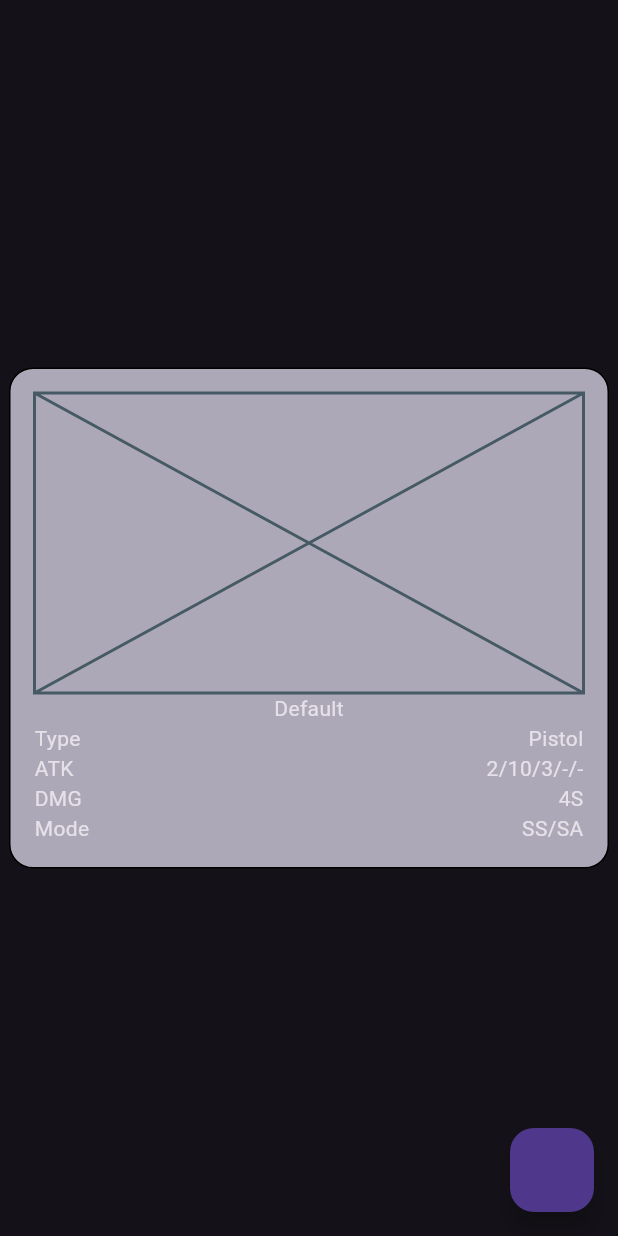
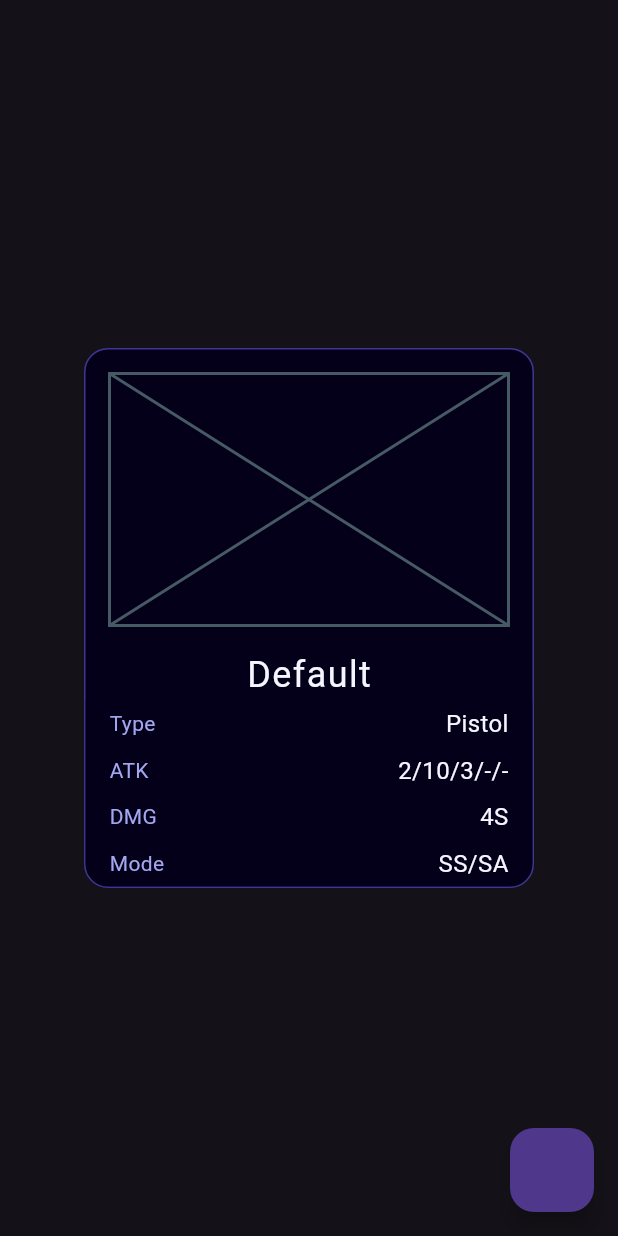
Before and after one commit to osekine/shadowrun_6e_player_helper, a Flutter app: the screen it shows after launch, on a phone screen of 412 x 824 dp. Run offline on Flutter 3.47's test engine with Material 3 defaults, Android fonts, the phone set to English and light mode, and no system bars; missing offline and left inert: theme_tailor_annotation; Roboto replaces fonts that are missing (Ubuntu Sans).

Commit message:
enchancments for card

```diff
--- a/lib/view/features/items/item_card.dart
+++ b/lib/view/features/items/item_card.dart
@@ -1,4 +1,5 @@
 import 'package:flutter/material.dart';
+import 'package:shadowrun_6e_player_helper/utils/app_themes.dart';
 import 'package:shadowrun_6e_player_helper_view_model/shadowrun_6e_player_helper_view_model.dart';
 
 class ItemCard extends StatelessWidget {
@@ -8,26 +9,46 @@ class ItemCard extends StatelessWidget {
   @override
   Widget build(BuildContext context) {
     return Container(
-      width: 400,
-      padding: const EdgeInsets.all(16.0),
+      width: 300,
       decoration: BoxDecoration(
-        color: Color.fromARGB(255, 173, 168, 183),
+        color: context.appTheme.background,
         borderRadius: BorderRadius.circular(16),
-        border: Border.all(),
+        border: Border.all(color: context.appTheme.border),
       ),
+      child: ClipRRect(
+        borderRadius: BorderRadius.circular(16),
         child: Column(
           mainAxisSize: MainAxisSize.min,
           children: [
-          SizedBox(height: 200, child: const Placeholder()),
-          Text(vm.name), // HEADER
-          for (final a in vm.properties.entries) ...[
-            Row(
+            SizedBox(height: 200, child: Padding(
+              padding: const EdgeInsets.all(16.0),
+              child: const Placeholder(),
+            )),
+            Text(vm.name, style: context.appTheme.header),
+            for (int i = 0; i < vm.properties.length; ++i) ...[
+              Container(
+                color: i % 2 == 1
+                    ? context.appTheme.background
+                    : context.appTheme.backgroundDark,
+                padding: EdgeInsets.symmetric(horizontal: 16, vertical: 4),
+                child: Row(
                   mainAxisAlignment: MainAxisAlignment.spaceBetween,
-              children: [Text(a.key), Text(a.value)],
+                  children: [
+                    Text(
+                      vm.properties.entries.elementAt(i).key,
+                      style: context.appTheme.description,
+                    ),
+                    Text(
+                      vm.properties.entries.elementAt(i).value,
+                      style: context.appTheme.body,
+                    ),
+                  ],
+                ),
               ),
             ],
           ],
         ),
+      ),
     );
   }
 }
```
Lines whose indentation alone changed are shown as unchanged.
